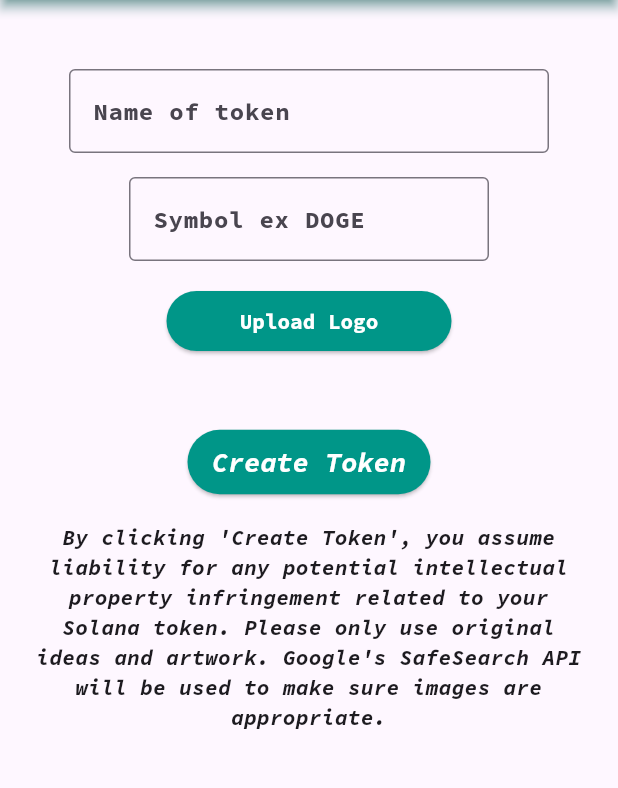
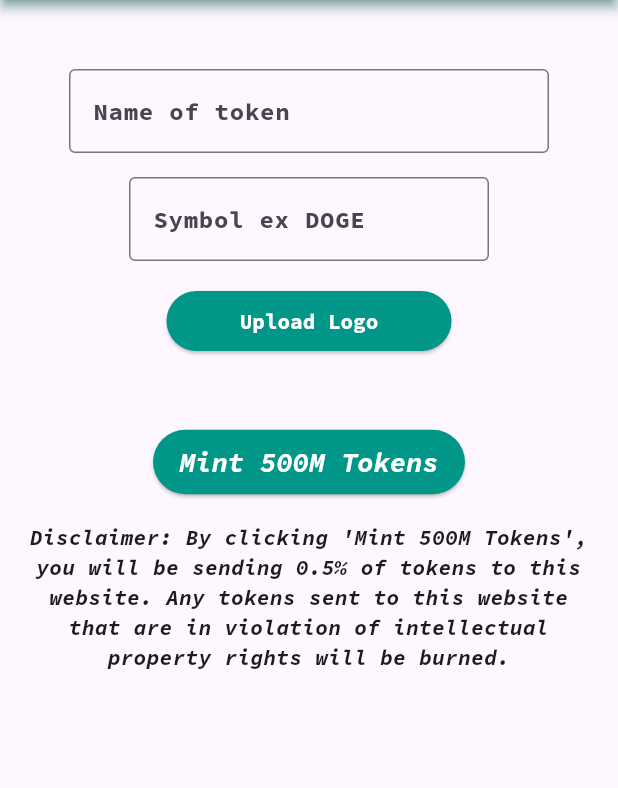
Before and after one commit to ekatwood/token_mint, a Flutter app: the screen it shows after launch, after a tap on "Upload Logo", on a phone screen of 412 x 824 dp, the part 159-947 px from its top. Run offline on Flutter 3.47's test engine with Material 3 defaults, Android fonts, the phone set to English and light mode, and no system bars; our stand-ins replace cloud_firestore, firebase_core, image_picker; missing offline and left inert: dart:html, dart:js_util; accounts and stored records are empty; generated files the repository leaves out were written again.

Commit message:
updated legal disclaimer

```diff
--- a/lib/main.dart
+++ b/lib/main.dart
@@ -55,7 +55,7 @@ class _TokenFactoryState extends State<TokenFactory> {
         String fileName = pickedFile.name; // Get file name for web
         String extension = path.extension(fileName).toLowerCase(); // Get file extension
 
-        if (extension == '.png' || extension == '.jpg' || extension == '.svg') {
+        if (extension == '.png' || extension == '.jpg' || extension == '.webp') {
           _fileExtension = extension.substring(1);
 
           // Read bytes for web (since we can't use File() in web)
@@ -65,7 +65,7 @@ class _TokenFactoryState extends State<TokenFactory> {
           setState(() {});
         } else {
           ScaffoldMessenger.of(context).showSnackBar(
-            const SnackBar(content: Text('Only .png, .jpg, .svg files are allowed.')),
+            const SnackBar(content: Text('Only png, jpg, or webp files are allowed.')),
           );
         }
       }
@@ -203,7 +203,7 @@ class _TokenFactoryState extends State<TokenFactory> {
               const SizedBox(height: 30),
               Center(
                 child: SizedBox(
-                  width: 162,
+                  width: 208,
                   child: ElevatedButton(
                     onPressed: () {
                       if (_formKey.currentState!.validate() && _logoFileBytes != null) {
@@ -227,7 +227,7 @@ class _TokenFactoryState extends State<TokenFactory> {
                       ),
                       padding: const EdgeInsets.symmetric(vertical: 10),
                     ),
-                    child: const Text('Create Token'),
+                    child: const Text('Mint 500M Tokens'),
                   ),
                 ),
               ),
@@ -236,7 +236,7 @@ class _TokenFactoryState extends State<TokenFactory> {
                 constraints: const BoxConstraints(maxWidth: 520),
                 child: Center(
                   child: Text(
-                    "By clicking 'Create Token', you assume liability for any potential intellectual property infringement related to your Solana token. Please only use original ideas and artwork. Google's SafeSearch API will be used to make sure images are appropriate.",
+                    "Disclaimer: By clicking 'Mint 500M Tokens', you will be sending 0.5% of tokens to this website. Any tokens sent to this website that are in violation of intellectual property rights will be burned.",
                     textAlign: TextAlign.center,
                     style: TextStyle(
                       fontFamily: _fontFamily,
```
